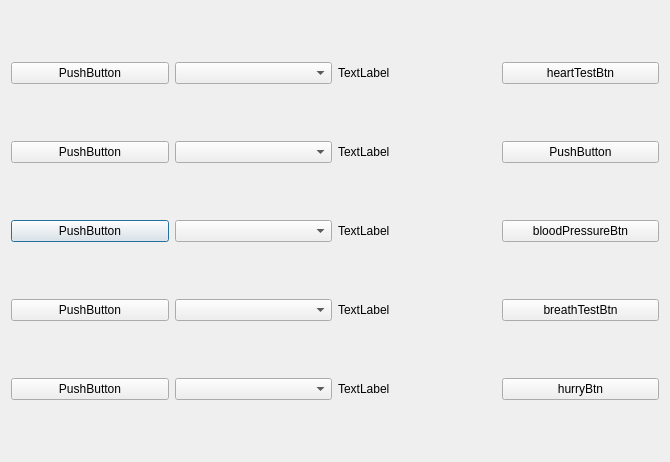
Before: the Qt Designer form Transmission/serial_dialog.ui in xxnmt/Qt_ICU, drawn with Qt 5.
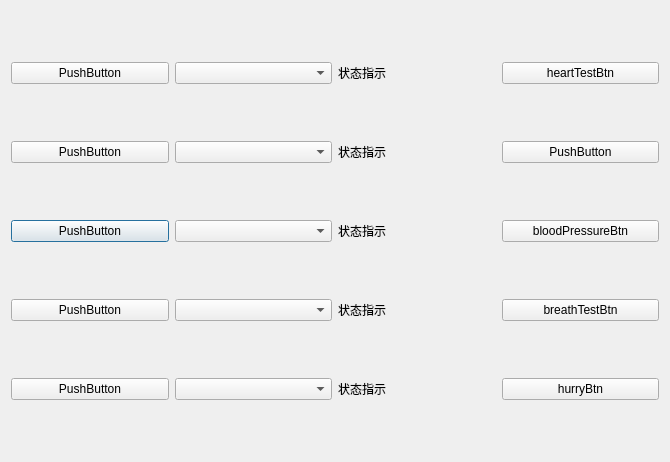
After: the same form once the commit is applied.

Diff of the .ui file:
```diff
--- a/Transmission/serial_dialog.ui
+++ b/Transmission/serial_dialog.ui
@@ -19,7 +19,7 @@
      <item row="9" column="2">
       <widget class="QLabel" name="lab_status_breath">
        <property name="text">
-        <string>TextLabel</string>
+        <string>状态指示</string>
        </property>
       </widget>
      </item>
@@ -69,14 +69,14 @@
      <item row="5" column="2">
       <widget class="QLabel" name="lab_status_bloodpressure">
        <property name="text">
-        <string>TextLabel</string>
+        <string>状态指示</string>
        </property>
       </widget>
      </item>
      <item row="1" column="2">
       <widget class="QLabel" name="lab_status_heartCOM">
        <property name="text">
-        <string>TextLabel</string>
+        <string>状态指示</string>
        </property>
       </widget>
      </item>
@@ -96,7 +96,7 @@
      <item row="11" column="2">
       <widget class="QLabel" name="lab_status_hurry">
        <property name="text">
-        <string>TextLabel</string>
+        <string>状态指示</string>
        </property>
       </widget>
      </item>
@@ -203,7 +203,7 @@
      <item row="3" column="2">
       <widget class="QLabel" name="lab_staus_HDD">
        <property name="text">
-        <string>TextLabel</string>
+        <string>状态指示</string>
        </property>
       </widget>
      </item>
```
